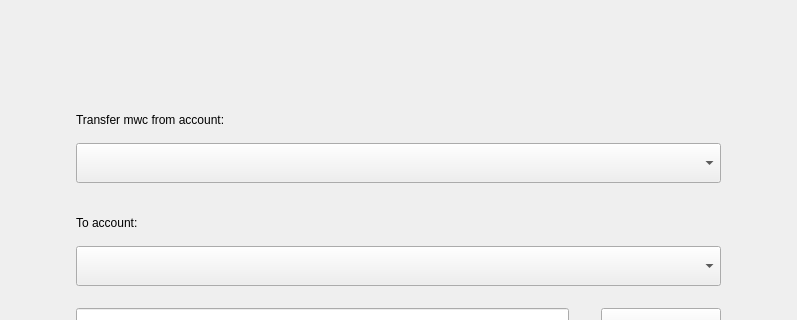
Above: windows_desktop/k_accounttransfer_w.ui from 0xkobe/mwc-wallet before the change; both pictures show x 0 to 797 and y 0 to 320 of the 797 by 522 pixel window. Below: the same form after it.
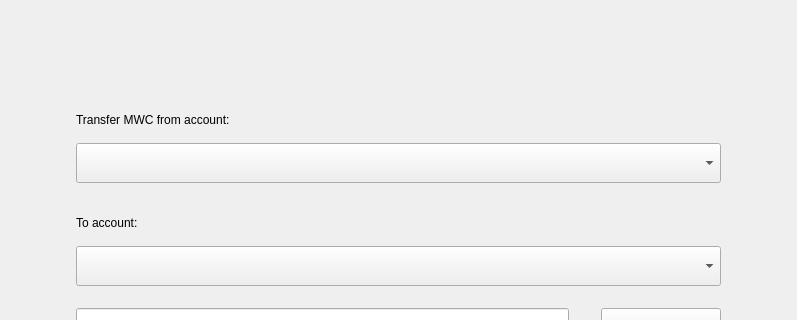
That is the form after the change. Custom widgets are drawn as their Qt base class.

```diff
--- a/windows_desktop/k_accounttransfer_w.ui
+++ b/windows_desktop/k_accounttransfer_w.ui
@@ -56,7 +56,7 @@
           </size>
          </property>
          <property name="text">
-          <string>Transfer mwc from account:</string>
+          <string>Transfer MWC from account:</string>
          </property>
          <property name="alignment">
           <set>Qt::AlignLeading|Qt::AlignLeft|Qt::AlignVCenter</set>
```
